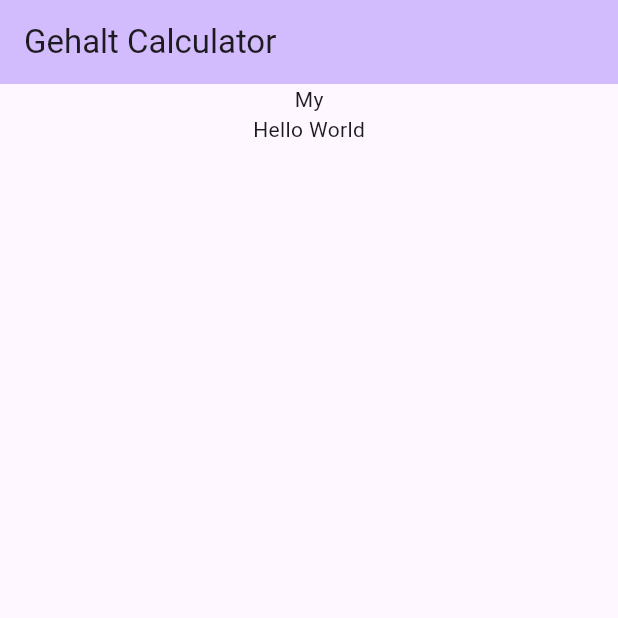
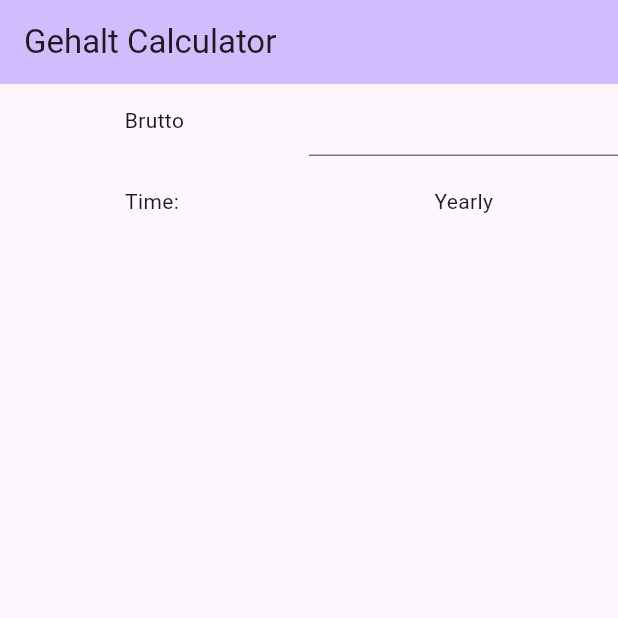
Before and after one commit to decemberkms/gehalt_calc, a Flutter app: the screen it shows after launch, on a phone screen of 412 x 824 dp, the top half of it. Run offline on Flutter 3.47's test engine with Material 2 defaults, Android fonts, the phone set to English and light mode, and no system bars.

Commit message:
Add text field

```diff
--- a/lib/screens/home_screen.dart
+++ b/lib/screens/home_screen.dart
@@ -1,4 +1,5 @@
 import 'package:flutter/material.dart';
+import 'package:flutter/services.dart';
 
 class HomeScreen extends StatefulWidget {
   const HomeScreen({super.key, required this.title});
@@ -10,8 +11,7 @@ class HomeScreen extends StatefulWidget {
 }
 
 class _HomeScreenState extends State<HomeScreen> {
-  final int _counter = 0;
-
+  final controller = TextEditingController;
   @override
   Widget build(BuildContext context) {
     return Scaffold(
@@ -19,16 +19,45 @@ class _HomeScreenState extends State<HomeScreen> {
         backgroundColor: Theme.of(context).colorScheme.inversePrimary,
         title: Text(widget.title),
       ),
-      body: Center(
-        child: Column(
-          children: <Widget>[
-            Container(
-              child: const Text('My'),
+      body: const Column(
+        children: [
+          Row(mainAxisAlignment: MainAxisAlignment.spaceAround, children: [
+            Expanded(
+              child: Text("Brutto", textAlign: TextAlign.center),
             ),
-            const Text(
-              'Hello World',
-            ),
-          ],
+            Expanded(
+              child: TextField(
+                obscureText: true,
+                // decoration: InputDecoration(
+                //   border: OutlineInputBorder(),
+                // ),
+              ),
+            )
+          ]),
+          SizedBox(
+            height: 20,
+          ),
+          Row(
+              mainAxisAlignment: MainAxisAlignment.spaceAround,
+              children: [Text("Time: "), Text("Yearly")])
+        ],
+      ),
+    );
+  }
+}
+
+class ObscuredTextFieldSample extends StatelessWidget {
+  const ObscuredTextFieldSample({super.key});
+
+  @override
+  Widget build(BuildContext context) {
+    return const SizedBox(
+      width: 250,
+      child: TextField(
+        obscureText: true,
+        decoration: InputDecoration(
+          border: OutlineInputBorder(),
+          labelText: 'Password',
         ),
       ),
     );
```
